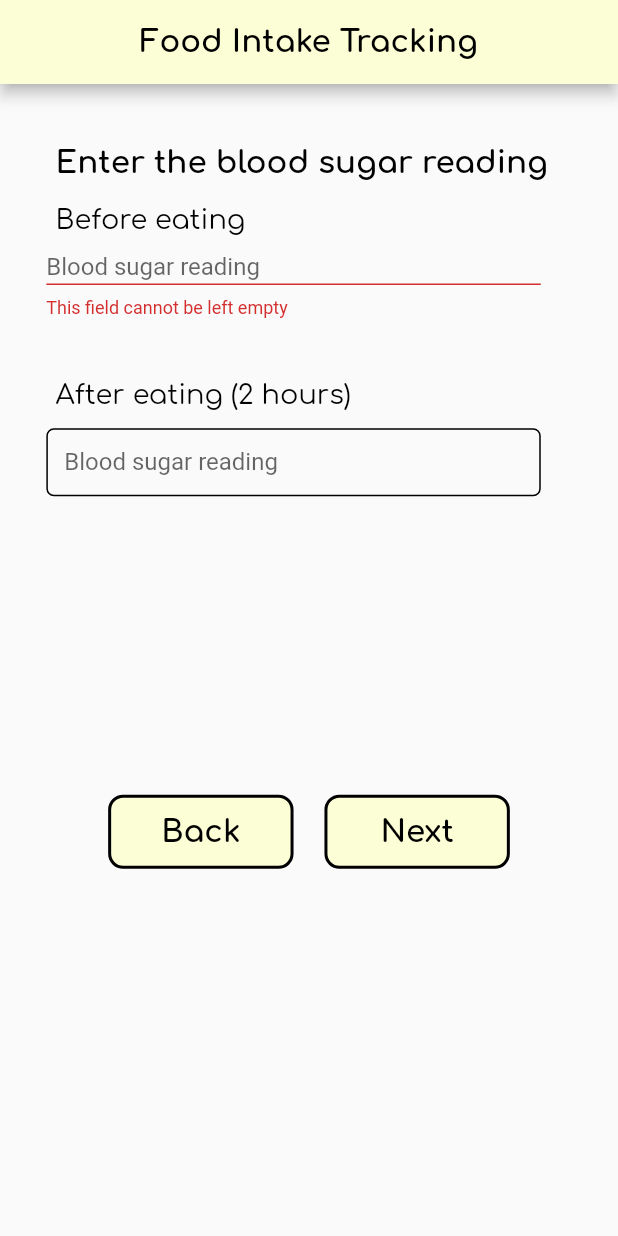
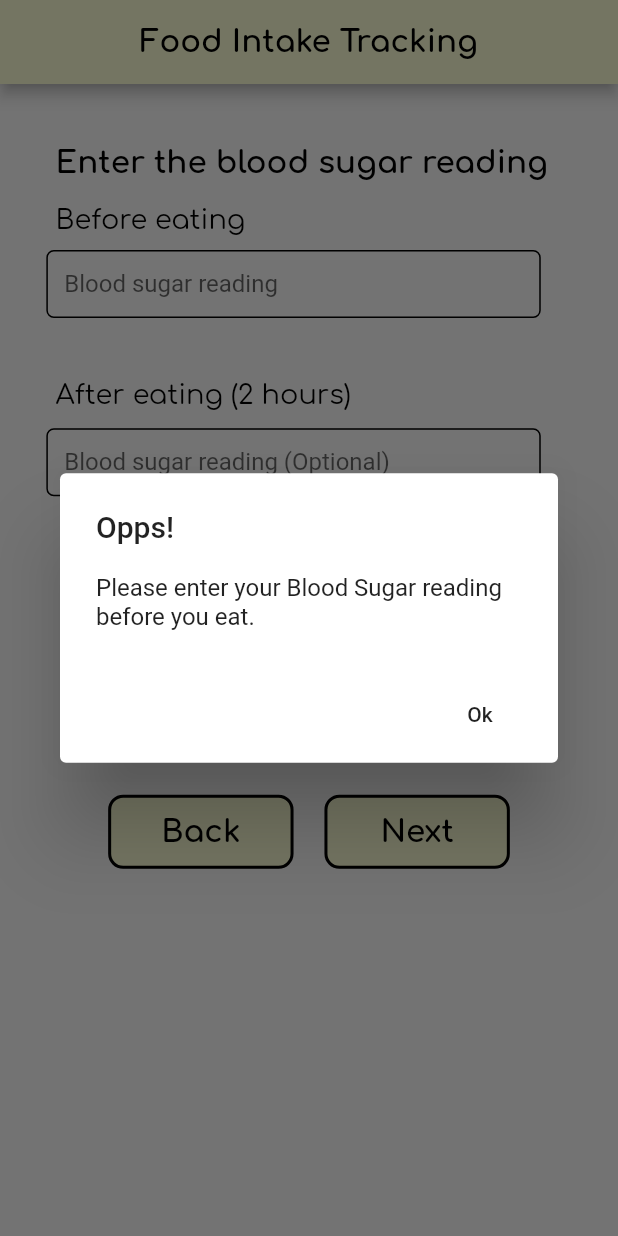
Before and after one commit to laipenghung/Bundle-Of-Joy, a Flutter app: the FoodIntakeAdd3 screen opened directly, after a tap on "Next", on a phone screen of 412 x 824 dp. Run offline on Flutter 3.47's test engine with Material 2 defaults, Android fonts, the phone set to English and light mode, and no system bars; our stand-ins replace cloud_firestore, firebase_auth, firebase_core, flutter_local_notifications, flutter_native_timezone, flutter_signin_button and 5 more; missing offline and left inert: flare_splash_screen, flutter_facebook_login, flutter_phone_direct_caller, fluttercontactpicker; accounts and stored records are empty.

Commit message:
Minor upadate
-Upadate notifications
-Bug fixes on foodIntake Tracking

```diff
--- a/main/bundle_of_joy/lib/foodIntake/foodIntake_add_3_bs.dart
+++ b/main/bundle_of_joy/lib/foodIntake/foodIntake_add_3_bs.dart
@@ -15,7 +15,7 @@ class FoodIntakeAdd3 extends StatefulWidget {
 class _FoodIntakeAdd3State extends State<FoodIntakeAdd3> {
   String bSugarBefore = "", bSugarAfter = "";
   TextEditingController controllerBP = TextEditingController();
-  final _formKey = GlobalKey<FormState>();
+  TextEditingController bSugarBeforeController = TextEditingController();
 
   @override
   Widget build(BuildContext context) {
@@ -86,15 +86,10 @@ class _FoodIntakeAdd3State extends State<FoodIntakeAdd3> {
                           width: MediaQuery.of(context).size.width * 0.8,
                           height: MediaQuery.of(context).size.height * 0.055,
                           child: Form(
-                            key: _formKey,
                             child: TextFormField(
+                              controller: bSugarBeforeController,
                               onChanged: (val) {
                                 setState(() => bSugarBefore = val);
-                              },
-                              validator: (value) {
-                                if (value.isEmpty) {
-                                  return 'This field cannot be left empty';
-                                }return null;
                               },
                               keyboardType: TextInputType.number,
                               decoration: new InputDecoration(
@@ -149,7 +144,7 @@ class _FoodIntakeAdd3State extends State<FoodIntakeAdd3> {
                             },
                             keyboardType: TextInputType.number,
                             decoration: new InputDecoration(
-                              labelText: "Blood sugar reading",
+                              labelText: "Blood sugar reading (Optional)",
                               enabledBorder: OutlineInputBorder(
                                 borderRadius: BorderRadius.circular(5.0),
                                 borderSide: BorderSide(
@@ -225,9 +220,7 @@ class _FoodIntakeAdd3State extends State<FoodIntakeAdd3> {
                     ),
                   ),
                   onTap: () {
-                    if(_formKey.currentState.validate()){
-                      validateInput(controllerBP.text);
-                    }
+                    validateInput(controllerBP.text, bSugarBeforeController.text);
                     //print(widget.foodMap);
                   },
                 ),
@@ -263,16 +256,32 @@ class _FoodIntakeAdd3State extends State<FoodIntakeAdd3> {
     );
   }
 
-  validateInput(String text) {
-    if (text.isEmpty) {
-      Navigator.push(
+  validateInput(String bsAfter, String bsBefore) {
+    if (bsBefore.isEmpty){
+      return showDialog(
+          context: context,
+          builder: (BuildContext context) {
+            return AlertDialog(
+              title: Text("Opps!"),
+              content: Text("Please enter your Blood Sugar reading before you eat."),
+              actions: <Widget>[
+                FlatButton(
+                  child: Text("Ok"),
+                  onPressed: () => Navigator.of(context).pop(),
+                ),
+              ],
+            );
+          });
+    } else {
+      if(bsAfter.isEmpty){
+        Navigator.push(
           context,
           // IF ALL FIELD IS FILLED, GO SUMMARY_DONE, ELSE GO SUMMARY_PENDING
           MaterialPageRoute(
               builder: (context) => FoodIntakeSummaryPending(
                   selectedDate: widget.selectedDate, selectedTime: widget.selectedTime, foodMap: widget.foodMap, bSugarBefore: bSugarBefore)));
-    } else {
-      Navigator.push(
+      } else {
+        Navigator.push(
           context,
           // IF ALL FIELD IS FILLED, GO SUMMARY_DONE, ELSE GO SUMMARY_PENDING
           MaterialPageRoute(
@@ -282,6 +291,7 @@ class _FoodIntakeAdd3State extends State<FoodIntakeAdd3> {
                   foodMap: widget.foodMap,
                   bSugarBefore: bSugarBefore,
                   bSugarAfter: bSugarAfter)));
+      }
     }
   }
 }
--- a/main/bundle_of_joy/lib/main.dart
+++ b/main/bundle_of_joy/lib/main.dart
@@ -5,6 +5,7 @@ import "package:flare_splash_screen/flare_splash_screen.dart";
 import "package:flutter/material.dart";
 import "sign_up.dart";
 import "home.dart";
+import 'package:flutter_local_notifications/flutter_local_notifications.dart';
 
 void main() => runApp(MyApp());
 
@@ -15,6 +16,11 @@ class MyApp extends StatefulWidget {
 }
 
 class _MyAppState extends State<MyApp> {
+  FlutterLocalNotificationsPlugin flutterLocalNotificationsPlugin = FlutterLocalNotificationsPlugin();
+  AndroidInitializationSettings androidInitializationSettings;
+  IOSInitializationSettings iosInitializationSettings;
+  InitializationSettings initializationSettings;
+
   @override
   Widget build(BuildContext context) {
     return MaterialApp(
@@ -29,16 +35,23 @@ class _MyAppState extends State<MyApp> {
   void initState() {
     super.initState();
     SystemChrome.setEnabledSystemUIOverlays([SystemUiOverlay.bottom]);
+    initializing();
+  }
+
+  void initializing() async {
+    androidInitializationSettings = AndroidInitializationSettings('app_icon');
+    //iosInitializationSettings = IOSInitializationSettings(onDidReceiveLocalNotification: onDidReceiveLocalNotification);
+    initializationSettings = InitializationSettings(android: androidInitializationSettings);
+    await flutterLocalNotificationsPlugin.initialize(initializationSettings);
   }
 }
 
-class WelcomeScreen extends StatefulWidget{
+class WelcomeScreen extends StatefulWidget {
   @override
   State<StatefulWidget> createState() => _WelcomeScreenState();
-
 }
 
-class _WelcomeScreenState extends State<WelcomeScreen>{
+class _WelcomeScreenState extends State<WelcomeScreen> {
   @override
   Widget build(BuildContext context) {
     Future<User> checkSignedIn() async {
@@ -49,14 +62,10 @@ class _WelcomeScreenState extends State<WelcomeScreen>{
     }
 
     Future<Widget> next(BuildContext context) async {
-      if(await checkSignedIn() == null) {
-        return Navigator.of(context).pushReplacement(
-            MaterialPageRoute(builder: (context) => new SignUpScreen())
-        );
-      }else{
-        return Navigator.of(context).pushReplacement(
-            MaterialPageRoute(builder: (context) => new HomeScreen())
-        );
+      if (await checkSignedIn() == null) {
+        return Navigator.of(context).pushReplacement(MaterialPageRoute(builder: (context) => new SignUpScreen()));
+      } else {
+        return Navigator.of(context).pushReplacement(MaterialPageRoute(builder: (context) => new HomeScreen()));
       }
     }
 
```
Also changed, not shown: main/bundle_of_joy/lib/foodIntake/foodIntake_summary_pending.dart (+32 -25 lines).
